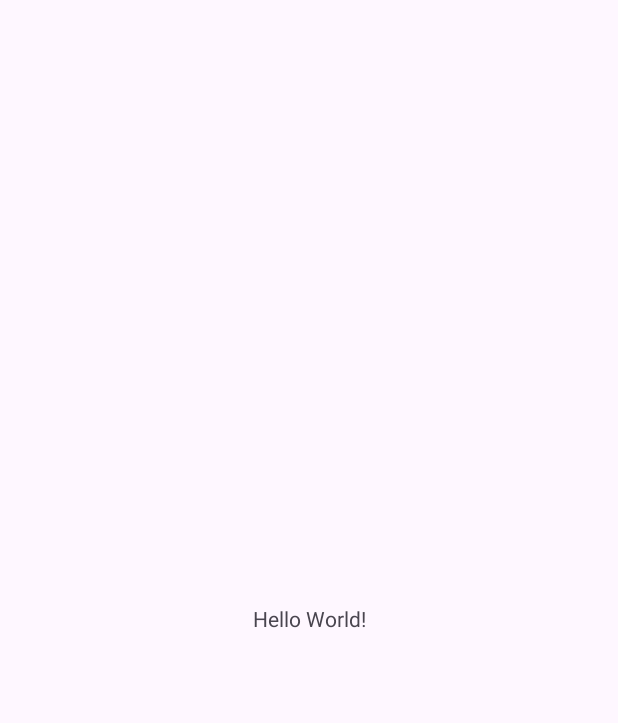
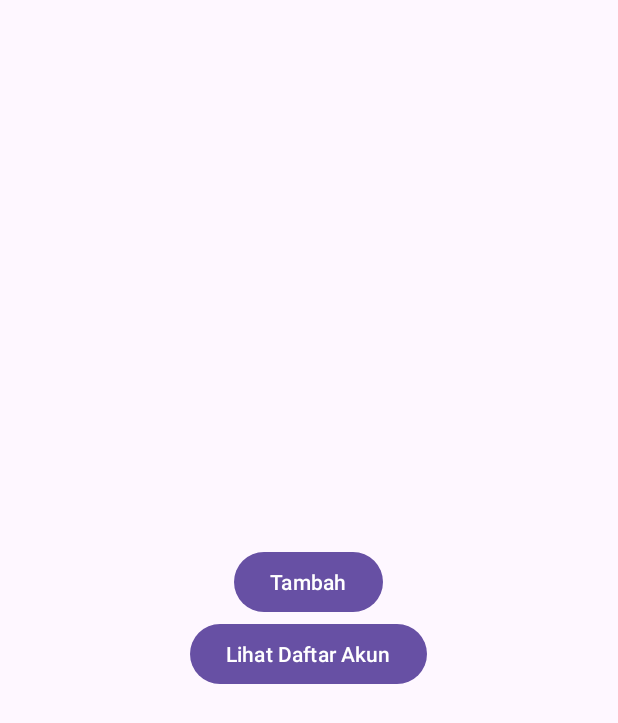
Before and after one commit to MRiickyy/ProjectMPTI, an Android app: the screen it shows after launch (MainActivity), on a phone screen of 412 x 824 dp. Before the commit the part shown is almost empty. Shown: the top 723 px of the screen. Run offline under Robolectric (Android 15) with nearby library versions, the phone set to English and light mode, and no system bars.

```diff
--- /dev/null
+++ b/app/src/main/java/com/example/projectmpti/Account.kt
@@ -0,0 +1,6 @@
+package com.example.projectmpti
+
+data class Account(
+    val id: Int,
+    val name: String,
+    val password: String)
--- a/app/src/main/java/com/example/projectmpti/MainActivity.kt
+++ b/app/src/main/java/com/example/projectmpti/MainActivity.kt
@@ -1,20 +1,35 @@
 package com.example.projectmpti
 
+import android.content.Intent
 import android.os.Bundle
-import androidx.activity.enableEdgeToEdge
+import android.widget.Button
 import androidx.appcompat.app.AppCompatActivity
-import androidx.core.view.ViewCompat
-import androidx.core.view.WindowInsetsCompat
 
 class MainActivity : AppCompatActivity() {
+
+    private lateinit var btnTambah: Button
+    private lateinit var btnLihat: Button
+
     override fun onCreate(savedInstanceState: Bundle?) {
         super.onCreate(savedInstanceState)
-        enableEdgeToEdge()
         setContentView(R.layout.activity_main)
-        ViewCompat.setOnApplyWindowInsetsListener(findViewById(R.id.main)) { v, insets ->
-            val systemBars = insets.getInsets(WindowInsetsCompat.Type.systemBars())
-            v.setPadding(systemBars.left, systemBars.top, systemBars.right, systemBars.bottom)
-            insets
+
+        // Menginisialisasi tombol
+        btnTambah = findViewById(R.id.btnTambah)
+        btnLihat = findViewById(R.id.btnLihat)
+
+        // Menambahkan listener untuk tombol tambah
+        btnTambah.setOnClickListener {
+            // Aksi yang diinginkan saat tombol tambah ditekan
+            val intent = Intent(this@MainActivity, TambahActivity::class.java)
+            startActivity(intent)
+        }
+
+        // Menambahkan listener untuk tombol lihat
+        btnLihat.setOnClickListener {
+            // Aksi yang diinginkan saat tombol lihat ditekan
+            val intent = Intent(this@MainActivity, DataActivity::class.java)
+            startActivity(intent)
         }
     }
 }
--- a/app/src/main/res/layout/activity_main.xml
+++ b/app/src/main/res/layout/activity_main.xml
@@ -1,19 +1,24 @@
 <?xml version="1.0" encoding="utf-8"?>
-<androidx.constraintlayout.widget.ConstraintLayout xmlns:android="http://schemas.android.com/apk/res/android"
-    xmlns:app="http://schemas.android.com/apk/res-auto"
+<LinearLayout
+    xmlns:android="http://schemas.android.com/apk/res/android"
     xmlns:tools="http://schemas.android.com/tools"
     android:id="@+id/main"
     android:layout_width="match_parent"
     android:layout_height="match_parent"
+    android:orientation="vertical"
+    android:gravity="center"
     tools:context=".MainActivity">
 
-    <TextView
+    <Button
+        android:id="@+id/btnTambah"
         android:layout_width="wrap_content"
         android:layout_height="wrap_content"
-        android:text="Hello World!"
-        app:layout_constraintBottom_toBottomOf="parent"
-        app:layout_constraintEnd_toEndOf="parent"
-        app:layout_constraintStart_toStartOf="parent"
-        app:layout_constraintTop_toTopOf="parent" />
+        android:text="@string/tambah" />
 
-</androidx.constraintlayout.widget.ConstraintLayout>
+    <Button
+        android:id="@+id/btnLihat"
+        android:layout_width="wrap_content"
+        android:layout_height="wrap_content"
+        android:text="@string/lihat_daftar_akun" />
+
+</LinearLayout>
--- a/app/src/main/res/values/strings.xml
+++ b/app/src/main/res/values/strings.xml
@@ -1,3 +1,5 @@
 <resources>
     <string name="app_name">Project MPTI</string>
+    <string name="tambah">Tambah</string>
+    <string name="lihat_daftar_akun">Lihat Daftar Akun</string>
 </resources>
```
Also changed, not shown: app/build.gradle.kts (+7 -1 lines), app/src/main/AndroidManifest.xml (+8 -0 lines), app/src/main/java/com/example/projectmpti/AccountAdapter.kt (added, +28 -0 lines), app/src/main/java/com/example/projectmpti/DataActivity.kt (added, +28 -0 lines), app/src/main/java/com/example/projectmpti/DatabaseHelper.kt (added, +62 -0 lines), app/src/main/java/com/example/projectmpti/TambahActivity.kt (added, +29 -0 lines), app/src/main/res/layout/activity_data.xml (added, +14 -0 lines), app/src/main/res/layout/activity_tambah.xml (added, +55 -0 lines), app/src/main/res/layout/item_akun.xml (added, +22 -0 lines).
